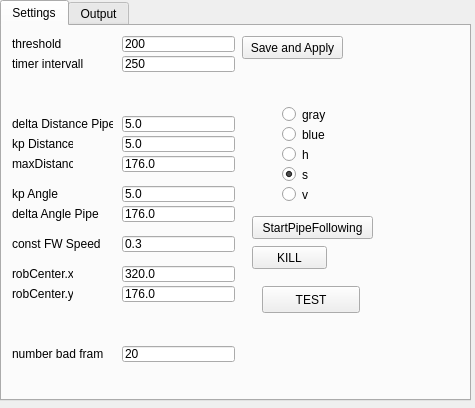
This is Hanse/Behaviour_PipeFollowing/pipefollowingform.ui in iti-luebeck/HANSE2011 as Qt 5 draws it before an edit. The edited form follows.
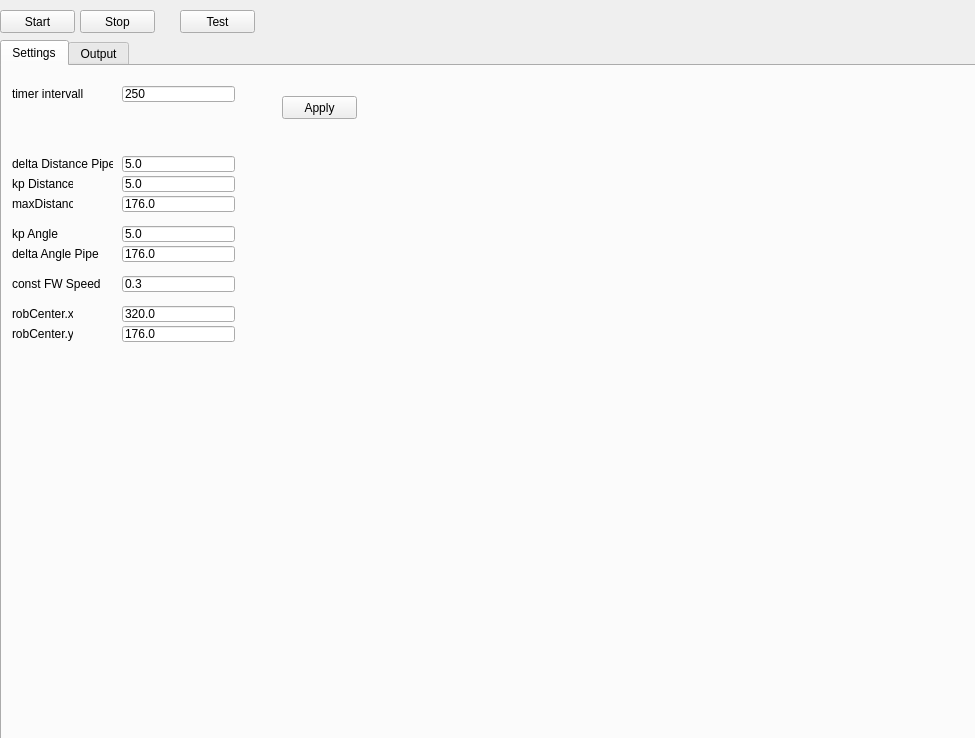
This is the edited form. The open tabs and pages were chosen to show the change.

Patch:
```diff
--- a/Hanse/Behaviour_PipeFollowing/pipefollowingform.ui
+++ b/Hanse/Behaviour_PipeFollowing/pipefollowingform.ui
@@ -6,8 +6,8 @@
    <rect>
     <x>0</x>
     <y>0</y>
-    <width>475</width>
-    <height>408</height>
+    <width>975</width>
+    <height>738</height>
    </rect>
   </property>
   <property name="windowTitle">
@@ -17,9 +17,9 @@
    <property name="geometry">
     <rect>
      <x>0</x>
-     <y>0</y>
-     <width>471</width>
-     <height>401</height>
+     <y>40</y>
+     <width>981</width>
+     <height>711</height>
     </rect>
    </property>
    <property name="currentIndex">
@@ -29,37 +29,11 @@
     <attribute name="title">
      <string>Settings</string>
     </attribute>
-    <widget class="QLineEdit" name="thresholdLineEdit">
-     <property name="geometry">
-      <rect>
-       <x>120</x>
-       <y>10</y>
-       <width>113</width>
-       <height>16</height>
-      </rect>
-     </property>
-     <property name="text">
-      <string>200</string>
-     </property>
-    </widget>
-    <widget class="QLabel" name="thresholdLabel">
-     <property name="geometry">
-      <rect>
-       <x>10</x>
-       <y>10</y>
-       <width>61</width>
-       <height>16</height>
-      </rect>
-     </property>
-     <property name="text">
-      <string>threshold</string>
-     </property>
-    </widget>
     <widget class="QLineEdit" name="timer_LineEdit">
      <property name="geometry">
       <rect>
        <x>120</x>
-       <y>30</y>
+       <y>20</y>
        <width>113</width>
        <height>16</height>
       </rect>
@@ -72,7 +46,7 @@
      <property name="geometry">
       <rect>
        <x>10</x>
-       <y>30</y>
+       <y>20</y>
        <width>71</width>
        <height>16</height>
       </rect>
@@ -188,14 +162,14 @@
     <widget class="QPushButton" name="saveApplyButton">
      <property name="geometry">
       <rect>
-       <x>240</x>
-       <y>10</y>
-       <width>101</width>
+       <x>280</x>
+       <y>30</y>
+       <width>75</width>
        <height>23</height>
       </rect>
      </property>
      <property name="text">
-      <string>Save and Apply</string>
+      <string>Apply</string>
      </property>
     </widget>
     <widget class="QLineEdit" name="deltaAnglePipeLineEdit">
@@ -302,139 +276,6 @@
       <string>0.3</string>
      </property>
     </widget>
-    <widget class="QLabel" name="badFramesLabel">
-     <property name="geometry">
-      <rect>
-       <x>10</x>
-       <y>320</y>
-       <width>91</width>
-       <height>16</height>
-      </rect>
-     </property>
-     <property name="text">
-      <string>number bad frames</string>
-     </property>
-    </widget>
-    <widget class="QLineEdit" name="badFramesLineEdit">
-     <property name="geometry">
-      <rect>
-       <x>120</x>
-       <y>320</y>
-       <width>113</width>
-       <height>16</height>
-      </rect>
-     </property>
-     <property name="text">
-      <string>20</string>
-     </property>
-    </widget>
-    <widget class="QRadioButton" name="grayRadioButton">
-     <property name="geometry">
-      <rect>
-       <x>280</x>
-       <y>80</y>
-       <width>82</width>
-       <height>17</height>
-      </rect>
-     </property>
-     <property name="text">
-      <string>gray</string>
-     </property>
-    </widget>
-    <widget class="QRadioButton" name="hsvRadioButton">
-     <property name="geometry">
-      <rect>
-       <x>280</x>
-       <y>100</y>
-       <width>82</width>
-       <height>17</height>
-      </rect>
-     </property>
-     <property name="text">
-      <string>blue</string>
-     </property>
-    </widget>
-    <widget class="QRadioButton" name="hRadioButton">
-     <property name="geometry">
-      <rect>
-       <x>280</x>
-       <y>120</y>
-       <width>82</width>
-       <height>17</height>
-      </rect>
-     </property>
-     <property name="text">
-      <string>h</string>
-     </property>
-    </widget>
-    <widget class="QRadioButton" name="sRadioButton">
-     <property name="geometry">
-      <rect>
-       <x>280</x>
-       <y>140</y>
-       <width>82</width>
-       <height>17</height>
-      </rect>
-     </property>
-     <property name="text">
-      <string>s</string>
-     </property>
-     <property name="checked">
-      <bool>true</bool>
-     </property>
-    </widget>
-    <widget class="QRadioButton" name="vRadioButton">
-     <property name="geometry">
-      <rect>
-       <x>280</x>
-       <y>160</y>
-       <width>82</width>
-       <height>17</height>
-      </rect>
-     </property>
-     <property name="text">
-      <string>v</string>
-     </property>
-    </widget>
-    <widget class="QPushButton" name="stopButton">
-     <property name="geometry">
-      <rect>
-       <x>250</x>
-       <y>220</y>
-       <width>75</width>
-       <height>23</height>
-      </rect>
-     </property>
-     <property name="text">
-      <string>KILL</string>
-     </property>
-    </widget>
-    <widget class="QPushButton" name="startPipeFollowingButton">
-     <property name="geometry">
-      <rect>
-       <x>250</x>
-       <y>190</y>
-       <width>121</width>
-       <height>23</height>
-      </rect>
-     </property>
-     <property name="text">
-      <string>StartPipeFollowing</string>
-     </property>
-    </widget>
-    <widget class="QPushButton" name="testButton">
-     <property name="geometry">
-      <rect>
-       <x>260</x>
-       <y>260</y>
-       <width>98</width>
-       <height>27</height>
-      </rect>
-     </property>
-     <property name="text">
-      <string>TEST</string>
-     </property>
-    </widget>
    </widget>
    <widget class="QWidget" name="Output">
     <attribute name="title">
@@ -484,6 +325,45 @@
     </widget>
    </widget>
   </widget>
+  <widget class="QPushButton" name="startPipeFollowingButton">
+   <property name="geometry">
+    <rect>
+     <x>0</x>
+     <y>10</y>
+     <width>75</width>
+     <height>23</height>
+    </rect>
+   </property>
+   <property name="text">
+    <string>Start</string>
+   </property>
+  </widget>
+  <widget class="QPushButton" name="stopButton">
+   <property name="geometry">
+    <rect>
+     <x>80</x>
+     <y>10</y>
+     <width>75</width>
+     <height>23</height>
+    </rect>
+   </property>
+   <property name="text">
+    <string>Stop</string>
+   </property>
+  </widget>
+  <widget class="QPushButton" name="testButton">
+   <property name="geometry">
+    <rect>
+     <x>180</x>
+     <y>10</y>
+     <width>75</width>
+     <height>23</height>
+    </rect>
+   </property>
+   <property name="text">
+    <string>Test</string>
+   </property>
+  </widget>
  </widget>
  <resources/>
  <connections/>
```
Left out of the diff: 44 changed lines with no effect on the pictures.
